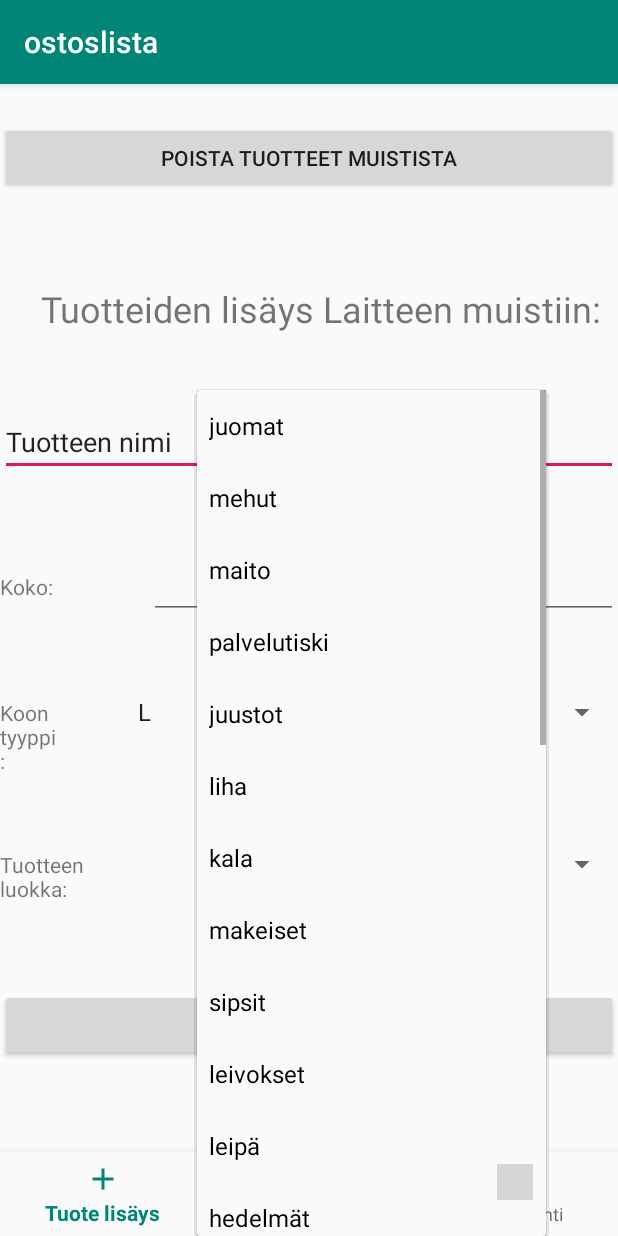
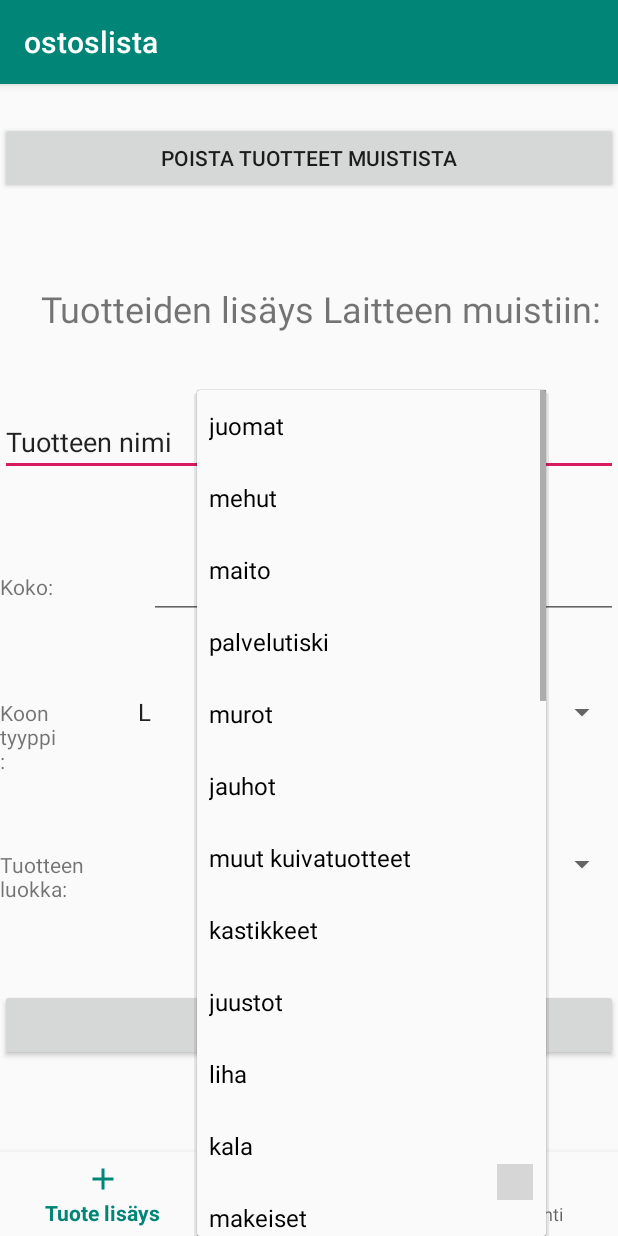
Before and after one commit to Jesse-Stenroth/ostoslista, an Android app: the screen it shows after launch (MainActivity), after a tap on "juomat", on a phone screen of 412 x 824 dp. Run offline under Robolectric (Android 15) with nearby library versions, the phone set to English and light mode, and no system bars; grey boxes are pictures that could not be loaded.

Commit message:
test version

```diff
--- a/app/src/main/res/layout/activity_haku.xml
+++ b/app/src/main/res/layout/activity_haku.xml
@@ -51,7 +51,7 @@
         <ListView
             android:id="@+id/listaNakyma"
             android:layout_width="match_parent"
-            android:layout_height="550dp" />
+            android:layout_height="555dp" />
 
     </LinearLayout>
 
--- a/app/src/main/res/values/array.xml
+++ b/app/src/main/res/values/array.xml
@@ -12,6 +12,10 @@
         <item>mehut</item>
         <item>maito</item>
         <item>palvelutiski</item>
+        <item>murot</item>
+        <item>jauhot</item>
+        <item>muut kuivatuotteet</item>
+        <item>kastikkeet</item>
         <item>juustot</item>
         <item>liha</item>
         <item>kala</item>
```
